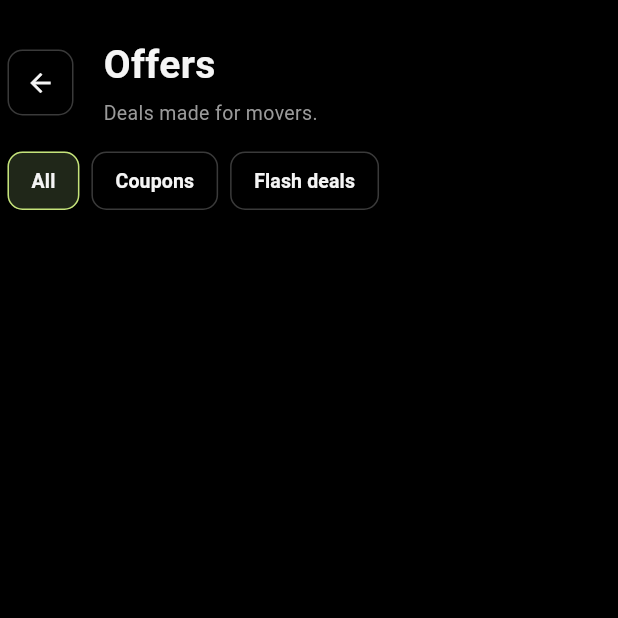
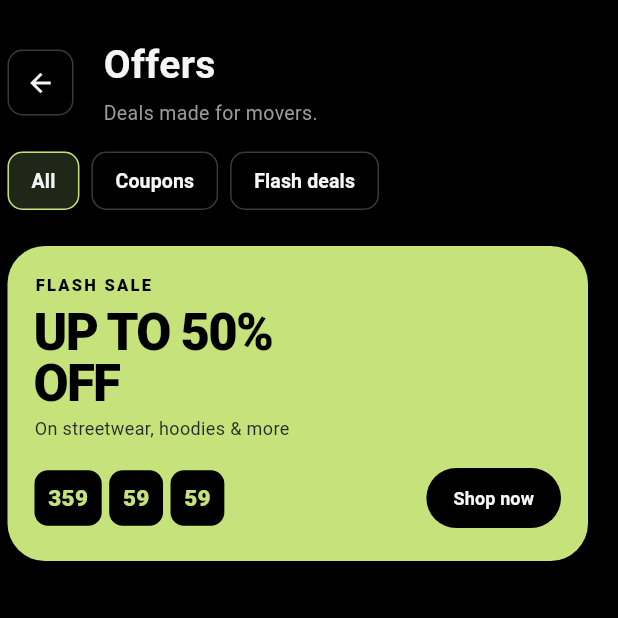
Before and after one commit to Cyanide07x/Cynx_Kage, a Flutter app: the OfferScreen screen opened directly, on a phone screen of 412 x 824 dp, the top half of it. Run offline on Flutter 3.47's test engine with Material 3 defaults, Android fonts, the phone set to English and light mode, and no system bars; our stand-ins replace flutter_svg, shared_preferences; accounts and stored records are empty.

Commit message:
Added flash sale card

```diff
--- a/lib/screens/offers/offers_screen.dart
+++ b/lib/screens/offers/offers_screen.dart
@@ -1,6 +1,7 @@
 import 'package:flutter/material.dart';
 import '../../theme/appcolors.dart';
 import '../../widgets/offer_filter_button.dart';
+import '../../widgets/flash_sale_card.dart';
 
 class OfferScreen extends StatefulWidget {
   const OfferScreen({super.key});
@@ -112,6 +113,21 @@ class _OfferScreenState extends State<OfferScreen> {
                   ),
                 ],
               ),
+
+              const SizedBox(height: 24),
+
+              // Flash sale card
+              SizedBox(
+                width: double.infinity,
+                child: FlashSaleCard(
+                  endsAt: DateTime.now().add(
+                    const Duration(days: 15),
+                  ),
+                  onShopNow: () {
+                    // We'll connect sale products later.
+                  },
+                ),
+              ),
             ],
           ),
         ),
--- /dev/null
+++ b/lib/widgets/flash_sale_card.dart
@@ -0,0 +1,167 @@
+
+import 'dart:async';
+
+import 'package:flutter/material.dart';
+import '../theme/appcolors.dart';
+
+class FlashSaleCard extends StatefulWidget {
+  final DateTime endsAt;
+  final VoidCallback? onShopNow;
+
+  const FlashSaleCard({
+    super.key,
+    required this.endsAt,
+    this.onShopNow,
+  });
+
+  @override
+  State<FlashSaleCard> createState() => _FlashSaleCardState();
+}
+
+class _FlashSaleCardState extends State<FlashSaleCard> {
+  late Timer _timer;
+  late Duration remaining;
+
+  @override
+  void initState() {
+    super.initState();
+    _updateRemaining();
+
+    _timer = Timer.periodic(
+      const Duration(seconds: 1),
+      (_) => _updateRemaining(),
+    );
+  }
+
+  void _updateRemaining() {
+    final difference = widget.endsAt.difference(DateTime.now());
+
+    if (!mounted) return;
+
+    setState(() {
+      remaining = difference.isNegative
+          ? Duration.zero
+          : difference;
+    });
+  }
+
+  @override
+  void didUpdateWidget(covariant FlashSaleCard oldWidget) {
+    super.didUpdateWidget(oldWidget);
+
+    if (oldWidget.endsAt != widget.endsAt) {
+      _updateRemaining();
+    }
+  }
+
+  @override
+  void dispose() {
+    _timer.cancel();
+    super.dispose();
+  }
+
+  String _twoDigits(int value) =>
+      value.toString().padLeft(2, '0');
+
+  @override
+  Widget build(BuildContext context) {
+    final hours = remaining.inHours;
+    final minutes = remaining.inMinutes % 60;
+    final seconds = remaining.inSeconds % 60;
+    final isExpired = remaining == Duration.zero;
+
+    return Container(
+      width: double.infinity,
+      padding: const EdgeInsets.all(18),
+      decoration: BoxDecoration(
+        color: AppColors.primary,
+        borderRadius: BorderRadius.circular(25),
+      ),
+      child: Column(
+        crossAxisAlignment: CrossAxisAlignment.start,
+        children: [
+          const Text(
+            'FLASH SALE',
+            style: TextStyle(
+              color: AppColors.appBackground,
+              fontSize: 11,
+              fontWeight: FontWeight.w900,
+              letterSpacing: 1.5,
+            ),
+          ),
+          const SizedBox(height: 6),
+          const Text(
+            'UP TO 50%\nOFF',
+            style: TextStyle(
+              color: AppColors.appBackground,
+              fontSize: 34,
+              height: 1,
+              fontWeight: FontWeight.w900,
+              letterSpacing: -1.2,
+            ),
+          ),
+          const SizedBox(height: 5),
+          const Text(
+            'On streetwear, hoodies & more',
+            style: TextStyle(
+              color: AppColors.deepForest,
+              fontSize: 12,
+            ),
+          ),
+          const SizedBox(height: 14),
+          Row(
+            children: [
+              _timeBox(_twoDigits(hours)),
+              const SizedBox(width: 5),
+              _timeBox(_twoDigits(minutes)),
+              const SizedBox(width: 5),
+              _timeBox(_twoDigits(seconds)),
+              const Spacer(),
+              FilledButton(
+                onPressed: isExpired ? null : widget.onShopNow,
+                style: FilledButton.styleFrom(
+                  backgroundColor: AppColors.appBackground,
+                  foregroundColor: AppColors.text,
+                  disabledBackgroundColor: AppColors.deepForest,
+                  padding: const EdgeInsets.symmetric(
+                    horizontal: 18,
+                    vertical: 11,
+                  ),
+                  shape: const StadiumBorder(),
+                ),
+                child: Text(
+                  isExpired ? 'Sale ended' : 'Shop now',
+                  style: const TextStyle(
+                    fontSize: 12,
+                    fontWeight: FontWeight.w700,
+                  ),
+                ),
+              ),
+            ],
+          ),
+        ],
+      ),
+    );
+  }
+
+  Widget _timeBox(String value) {
+    return Container(
+      padding: const EdgeInsets.symmetric(
+        horizontal: 9,
+        vertical: 8,
+      ),
+      decoration: BoxDecoration(
+        color: AppColors.appBackground,
+        borderRadius: BorderRadius.circular(9),
+      ),
+      child: Text(
+        value,
+        style: const TextStyle(
+          color: AppColors.primary,
+          fontSize: 15,
+          fontWeight: FontWeight.w800,
+        ),
+      ),
+    );
+  }
+}
```
